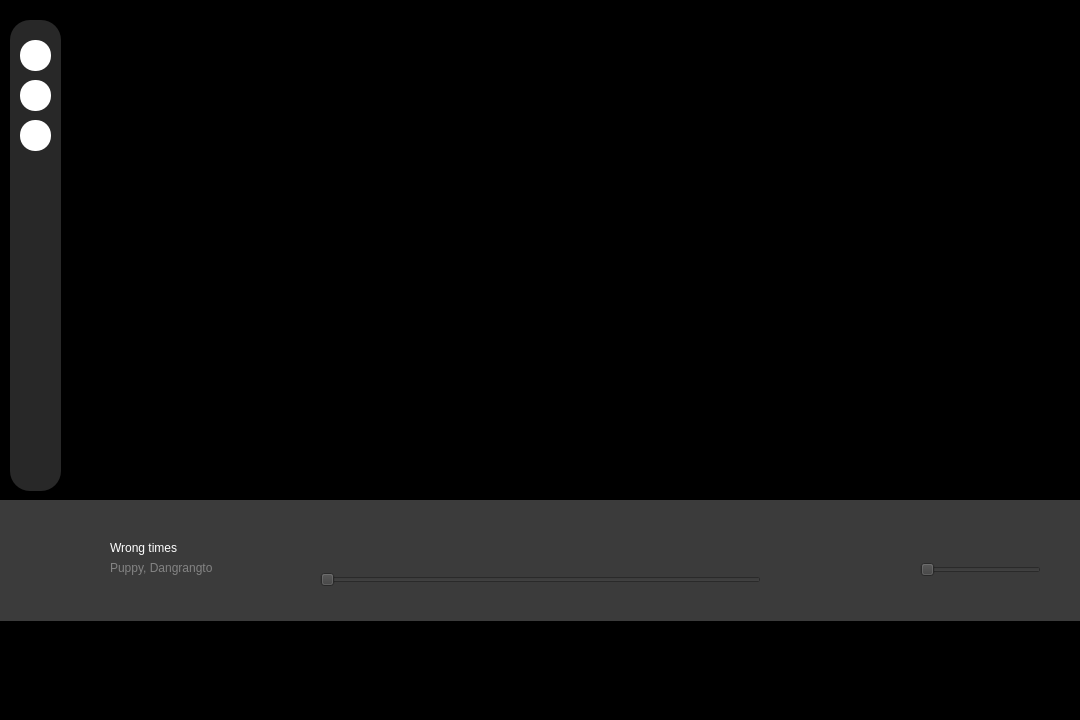
Qt form ui/home.ui (trihungdepzai/pythonapp) before a commit.
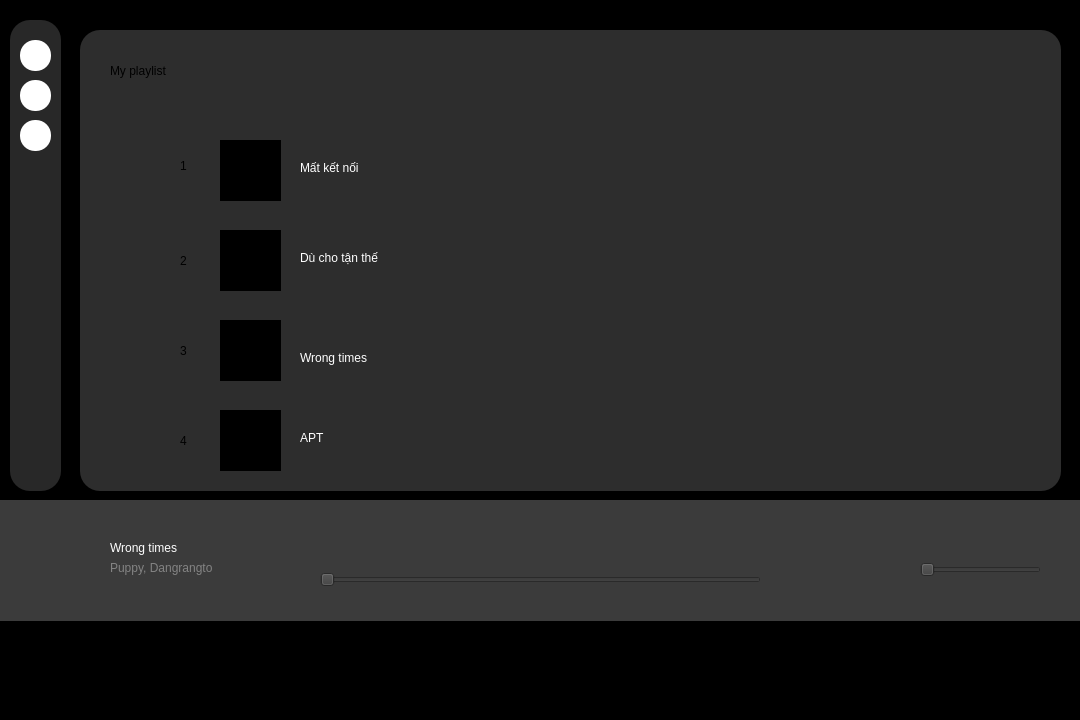
The same form after that commit. The open tabs and pages were chosen to show the change. Icons and pictures are not drawn.

What changed in the file:
```diff
--- a/ui/home.ui
+++ b/ui/home.ui
@@ -21,8 +21,8 @@
    <widget class="QStackedWidget" name="main_widget">
     <property name="geometry">
      <rect>
-      <x>80</x>
-      <y>10</y>
+      <x>70</x>
+      <y>0</y>
       <width>1011</width>
       <height>491</height>
      </rect>
@@ -431,7 +431,377 @@
      <zorder>label_31</zorder>
      <zorder>label_25</zorder>
     </widget>
-    <widget class="QWidget" name="playlist"/>
+    <widget class="QWidget" name="playlist">
+     <widget class="QLabel" name="label_27">
+      <property name="geometry">
+       <rect>
+        <x>10</x>
+        <y>30</y>
+        <width>981</width>
+        <height>461</height>
+       </rect>
+      </property>
+      <property name="styleSheet">
+       <string notr="true">background-color: rgb(45, 45, 45); /* Màu đen */
+    height: 50px; /* Chiều cao của thanh */
+    width: 100%; /* Chiều rộng của thanh */
+border-radius: 20px;</string>
+      </property>
+      <property name="text">
+       <string/>
+      </property>
+      <property name="scaledContents">
+       <bool>true</bool>
+      </property>
+      <property name="wordWrap">
+       <bool>false</bool>
+      </property>
+     </widget>
+     <widget class="QLabel" name="label_29">
+      <property name="geometry">
+       <rect>
+        <x>40</x>
+        <y>40</y>
+        <width>211</width>
+        <height>61</height>
+       </rect>
+      </property>
+      <property name="styleSheet">
+       <string notr="true">font: 26pt &quot;Segoe Print&quot;;
+background-color: none
+</string>
+      </property>
+      <property name="text">
+       <string>My playlist</string>
+      </property>
+     </widget>
+     <widget class="QPushButton" name="pushButton_7">
+      <property name="geometry">
+       <rect>
+        <x>250</x>
+        <y>50</y>
+        <width>51</width>
+        <height>51</height>
+       </rect>
+      </property>
+      <property name="styleSheet">
+       <string notr="true">border: none;
+background: none</string>
+      </property>
+      <property name="text">
+       <string/>
+      </property>
+      <property name="icon">
+       <iconset>
+        <normaloff>../img/circle-play-solid.svg</normaloff>../img/circle-play-solid.svg</iconset>
+      </property>
+      <property name="iconSize">
+       <size>
+        <width>48</width>
+        <height>48</height>
+       </size>
+      </property>
+     </widget>
+     <widget class="QLabel" name="label_32">
+      <property name="geometry">
+       <rect>
+        <x>150</x>
+        <y>230</y>
+        <width>61</width>
+        <height>61</height>
+       </rect>
+      </property>
+      <property name="text">
+       <string/>
+      </property>
+      <property name="pixmap">
+       <pixmap>../img/unnamed.jpg</pixmap>
+      </property>
+      <property name="scaledContents">
+       <bool>true</bool>
+      </property>
+     </widget>
+     <widget class="QLabel" name="label_33">
+      <property name="geometry">
+       <rect>
+        <x>150</x>
+        <y>140</y>
+        <width>61</width>
+        <height>61</height>
+       </rect>
+      </property>
+      <property name="text">
+       <string/>
+      </property>
+      <property name="pixmap">
+       <pixmap>../img/anhnhac.jpg</pixmap>
+      </property>
+      <property name="scaledContents">
+       <bool>true</bool>
+      </property>
+     </widget>
+     <widget class="QLabel" name="label_34">
+      <property name="geometry">
+       <rect>
+        <x>150</x>
+        <y>410</y>
+        <width>61</width>
+        <height>61</height>
+       </rect>
+      </property>
+      <property name="text">
+       <string/>
+      </property>
+      <property name="pixmap">
+       <pixmap>../img/anhnhac3.jpg</pixmap>
+      </property>
+      <property name="scaledContents">
+       <bool>true</bool>
+      </property>
+     </widget>
+     <widget class="QLabel" name="label_35">
+      <property name="geometry">
+       <rect>
+        <x>150</x>
+        <y>320</y>
+        <width>61</width>
+        <height>61</height>
+       </rect>
+      </property>
+      <property name="autoFillBackground">
+       <bool>false</bool>
+      </property>
+      <property name="text">
+       <string/>
+      </property>
+      <property name="pixmap">
+       <pixmap>../img/ab67616d0000b27343076111d560c6aec19bac01.jpg</pixmap>
+      </property>
+      <property name="scaledContents">
+       <bool>true</bool>
+      </property>
+     </widget>
+     <widget class="QLabel" name="label_36">
+      <property name="geometry">
+       <rect>
+        <x>110</x>
+        <y>150</y>
+        <width>16</width>
+        <height>31</height>
+       </rect>
+      </property>
+      <property name="styleSheet">
+       <string notr="true">background: none;
+font: 16pt &quot;Segoe UI&quot;;</string>
+      </property>
+      <property name="text">
+       <string>1</string>
+      </property>
+     </widget>
+     <widget class="QLabel" name="label_37">
+      <property name="geometry">
+       <rect>
+        <x>110</x>
+        <y>250</y>
+        <width>16</width>
+        <height>21</height>
+       </rect>
+      </property>
+      <property name="styleSheet">
+       <string notr="true">background: none;
+font: 16pt &quot;Segoe UI&quot;;</string>
+      </property>
+      <property name="text">
+       <string>2</string>
+      </property>
+     </widget>
+     <widget class="QLabel" name="label_38">
+      <property name="geometry">
+       <rect>
+        <x>110</x>
+        <y>340</y>
+        <width>21</width>
+        <height>21</height>
+       </rect>
+      </property>
+      <property name="styleSheet">
+       <string notr="true">background: none;
+font: 16pt &quot;Segoe UI&quot;;</string>
+      </property>
+      <property name="text">
+       <string>3</string>
+      </property>
+     </widget>
+     <widget class="QLabel" name="label_39">
+      <property name="geometry">
+       <rect>
+        <x>110</x>
+        <y>430</y>
+        <width>21</width>
+        <height>21</height>
+       </rect>
+      </property>
+      <property name="styleSheet">
+       <string notr="true">background: none;
+font: 16pt &quot;Segoe UI&quot;;</string>
+      </property>
+      <property name="text">
+       <string>4</string>
+      </property>
+     </widget>
+     <widget class="QLabel" name="label_40">
+      <property name="geometry">
+       <rect>
+        <x>230</x>
+        <y>160</y>
+        <width>71</width>
+        <height>16</height>
+       </rect>
+      </property>
+      <property name="styleSheet">
+       <string notr="true">color: rgb(255, 255, 255);
+background-color: none</string>
+      </property>
+      <property name="text">
+       <string>Mất kết nối</string>
+      </property>
+     </widget>
+     <widget class="QLabel" name="label_41">
+      <property name="geometry">
+       <rect>
+        <x>230</x>
+        <y>250</y>
+        <width>91</width>
+        <height>16</height>
+       </rect>
+      </property>
+      <property name="styleSheet">
+       <string notr="true">color: rgb(255, 255, 255);
+background-color: none</string>
+      </property>
+      <property name="text">
+       <string>Dù cho tận thế</string>
+      </property>
+     </widget>
+     <widget class="QLabel" name="label_42">
+      <property name="geometry">
+       <rect>
+        <x>230</x>
+        <y>350</y>
+        <width>71</width>
+        <height>16</height>
+       </rect>
+      </property>
+      <property name="styleSheet">
+       <string notr="true">color: rgb(255, 255, 255);
+background-color: none</string>
+      </property>
+      <property name="text">
+       <string>Wrong times</string>
+      </property>
+     </widget>
+     <widget class="QLabel" name="label_43">
+      <property name="geometry">
+       <rect>
+        <x>230</x>
+        <y>430</y>
+        <width>71</width>
+        <height>16</height>
+       </rect>
+      </property>
+      <property name="styleSheet">
+       <string notr="true">color: rgb(255, 255, 255);
+background-color: none</string>
+      </property>
+      <property name="text">
+       <string>APT</string>
+      </property>
+     </widget>
+     <widget class="QPushButton" name="pushButton_8">
+      <property name="geometry">
+       <rect>
+        <x>370</x>
+        <y>430</y>
+        <width>80</width>
+        <height>24</height>
+       </rect>
+      </property>
+      <property name="styleSheet">
+       <string notr="true">border: none;
+background: none</string>
+      </property>
+      <property name="text">
+       <string/>
+      </property>
+      <property name="icon">
+       <iconset>
+        <normaloff>../img/heart-regular.svg</normaloff>../img/heart-regular.svg</iconset>
+      </property>
+     </widget>
+     <widget class="QPushButton" name="pushButton_9">
+      <property name="geometry">
+       <rect>
+        <x>370</x>
+        <y>340</y>
+        <width>80</width>
+        <height>24</height>
+       </rect>
+      </property>
+      <property name="styleSheet">
+       <string notr="true">border: none;
+background: none</string>
+      </property>
+      <property name="text">
+       <string/>
+      </property>
+      <property name="icon">
+       <iconset>
+        <normaloff>../img/heart-regular.svg</normaloff>../img/heart-regular.svg</iconset>
+      </property>
+     </widget>
+     <widget class="QPushButton" name="pushButton_10">
+      <property name="geometry">
+       <rect>
+        <x>370</x>
+        <y>250</y>
+        <width>80</width>
+        <height>24</height>
+       </rect>
+      </property>
+      <property name="styleSheet">
+       <string notr="true">border: none;
+background: none</string>
+      </property>
+      <property name="text">
+       <string/>
+      </property>
+      <property name="icon">
+       <iconset>
+        <normaloff>../img/heart-regular.svg</normaloff>../img/heart-regular.svg</iconset>
+      </property>
+     </widget>
+     <widget class="QPushButton" name="pushButton_11">
+      <property name="geometry">
+       <rect>
+        <x>370</x>
+        <y>160</y>
+        <width>80</width>
+        <height>24</height>
+       </rect>
+      </property>
+      <property name="styleSheet">
+       <string notr="true">border: none;
+background: none</string>
+      </property>
+      <property name="text">
+       <string/>
+      </property>
+      <property name="icon">
+       <iconset>
+        <normaloff>../img/heart-regular.svg</normaloff>../img/heart-regular.svg</iconset>
+      </property>
+     </widget>
+    </widget>
     <widget class="QWidget" name="account">
      <widget class="QLabel" name="label_4">
       <property name="geometry">
@@ -957,7 +1327,7 @@
       <normaloff>../img/house-solid.svg</normaloff>../img/house-solid.svg</iconset>
     </property>
    </widget>
-   <widget class="QPushButton" name="pushButton_7">
+   <widget class="QPushButton" name="btn_nav_playlist">
     <property name="geometry">
      <rect>
       <x>20</x>
```
Left out of the diff: 8 changed lines with no effect on the pictures.
